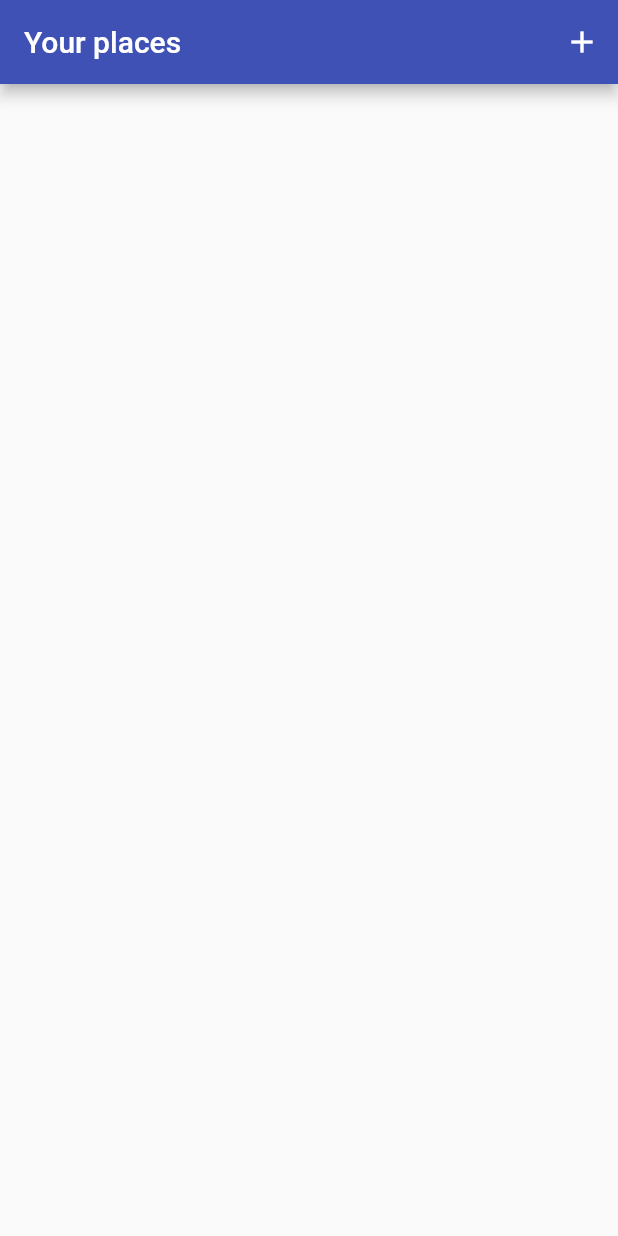
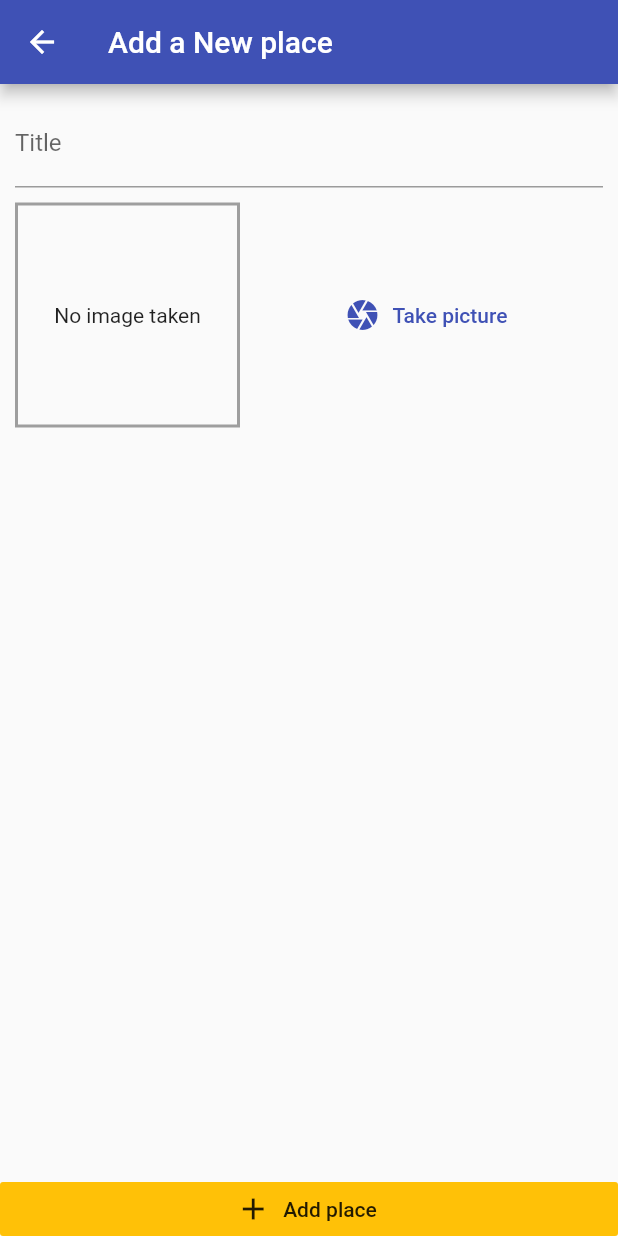
Before and after one commit to catalinvunvulea/GreatPlacesApp, a Flutter app: the screen it shows after launch, after a tap on the "add" icon, on a phone screen of 412 x 824 dp. Run offline on Flutter 3.47's test engine with Material 2 defaults, Android fonts, the phone set to English and light mode, and no system bars.

Commit message:
Adding the 'Add Place'Screen and an immage input

```diff
--- a/lib/main.dart
+++ b/lib/main.dart
@@ -1,6 +1,9 @@
+import 'package:GreatPlacesApp/providers/great_places.dart';
 import 'package:flutter/material.dart';
+import 'package:provider/provider.dart';
 
 import './screens/places_lists_screen.dart';
+import './screens/add_place_screen.dart';
 
 void main() {
   runApp(MyApp());
@@ -10,26 +13,20 @@ class MyApp extends StatelessWidget {
   // This widget is the root of your application.
   @override
   Widget build(BuildContext context) {
-    return MaterialApp(
+    return ChangeNotifierProvider(
+      create: (ctx) => GreatPlaces(),
+      child: MaterialApp(
         title: 'Great Places',
         theme: ThemeData(
-        // This is the theme of your application.
-        //
-        // Try running your application with "flutter run". You'll see the
-        // application has a blue toolbar. Then, without quitting the app, try
-        // changing the primarySwatch below to Colors.green and then invoke
-        // "hot reload" (press "r" in the console where you ran "flutter run",
-        // or simply save your changes to "hot reload" in a Flutter IDE).
-        // Notice that the counter didn't reset back to zero; the application
-        // is not restarted.
           primarySwatch: Colors.indigo,
           accentColor: Colors.amber,
-        // This makes the visual density adapt to the platform that you run
-        // the app on. For desktop platforms, the controls will be smaller and
-        // closer together (more dense) than on mobile platforms.
           visualDensity: VisualDensity.adaptivePlatformDensity,
         ),
         home: PlacesListScreen(),
+        routes: {
+          AddPlaceScreen.routeName: (ctx) => AddPlaceScreen(),
+        },
+      ),
     );
   }
 }
--- a/lib/providers/great_places.dart
+++ b/lib/providers/great_places.dart
@@ -0,0 +1,13 @@
+import 'package:flutter/foundation.dart';
+
+import '../models/place.dart';
+
+class GreatPlaces with ChangeNotifier {
+
+  List<Place> _items = [];
+
+  List<Place> get items {
+    return [..._items]; //return a copy of the items
+  }
+
+}
--- /dev/null
+++ b/lib/screens/add_place_screen.dart
@@ -0,0 +1,57 @@
+import 'package:GreatPlacesApp/widgets/image_input.dart';
+import 'package:flutter/material.dart';
+
+class AddPlaceScreen extends StatefulWidget {
+  AddPlaceScreen({Key key}) : super(key: key);
+
+  static const routeName = '/add-place';
+
+  @override
+  _AddPlaceScreenState createState() => _AddPlaceScreenState();
+}
+
+class _AddPlaceScreenState extends State<AddPlaceScreen> {
+
+  final _titleController = TextEditingController();
+
+  @override
+  Widget build(BuildContext context) {
+    return Scaffold(
+      appBar: AppBar(
+        title: Text('Add a New place'),
+      ),
+      body: Column(
+        // mainAxisAlignment: MainAxisAlignment.spaceBetween,
+        crossAxisAlignment: CrossAxisAlignment.stretch,
+        children: <Widget>[
+          Expanded(
+            child: SingleChildScrollView(
+              child: Padding(
+                padding: EdgeInsets.all(10 ),
+                child: Column(
+                  children: <Widget>[
+                    TextField(
+                      decoration: InputDecoration(labelText: 'Title'),
+                      controller: _titleController,
+                    ),
+                    SizedBox(height: 10),
+                    ImageInput()
+                  ],
+                ),
+              ),
+            ),
+          ),
+          RaisedButton.icon(
+            onPressed: () {},
+            icon: Icon(Icons.add),
+            label: Text('Add place'),
+            elevation: 0,
+            materialTapTargetSize: MaterialTapTargetSize
+                .shrinkWrap, //remove the small padding that the button has, at the bottom
+            color: Theme.of(context).accentColor,
+          ),
+        ],
+      ),
+    );
+  }
+}
--- a/lib/screens/places_lists_screen.dart
+++ b/lib/screens/places_lists_screen.dart
@@ -1,4 +1,6 @@
 import 'package:flutter/material.dart';
+
+import 'add_place_screen.dart';
 
 class PlacesListScreen extends StatelessWidget {
   const PlacesListScreen({Key key}) : super(key: key);
@@ -11,11 +13,13 @@ class PlacesListScreen extends StatelessWidget {
         actions: <Widget>[
           IconButton(
             icon: Icon(Icons.add),
-            onPressed: () {},
-            enableFeedback: true,
+            onPressed: () {
+              Navigator.of(context).pushNamed(AddPlaceScreen.routeName);
+            },
           )
         ],
       ),
+      body: Center(child: CircularProgressIndicator(),),
     );
   }
 }
--- /dev/null
+++ b/lib/widgets/image_input.dart
@@ -0,0 +1,52 @@
+import 'dart:io'; //to use data stored on device
+
+import 'package:flutter/material.dart';
+
+class ImageInput extends StatefulWidget {
+  ImageInput({Key key}) : super(key: key);
+
+  @override
+  _ImageInputState createState() => _ImageInputState();
+}
+
+class _ImageInputState extends State<ImageInput> {
+  File _storedImage;
+  @override
+  Widget build(BuildContext context) {
+    return Row(
+      children: <Widget>[
+        Container(
+          width: 150,
+          height: 150,
+          decoration: BoxDecoration(
+            border: Border.all(
+              width: 2,
+              color: Colors.grey,
+            ),
+          ),
+          child: _storedImage != null
+              ? Image.file(
+                  //Image.file to acces image stored on the device
+                  _storedImage,
+                  fit: BoxFit.cover,
+                  width: double.infinity,
+                )
+              : Text(
+                  'No image taken',
+                  textAlign: TextAlign.center,
+                ),
+          alignment: Alignment.center,
+        ),
+        SizedBox(width: 10),
+        Expanded(
+            child: FlatButton.icon(
+              icon: Icon(Icons.camera),
+              label: Text('Take picture'),
+              textColor: Theme.of(context).primaryColor,
+
+          onPressed: () {},
+        )),
+      ],
+    );
+  }
+}
```
Also changed, not shown: lib/screens/add_palce_screen.dart (deleted). Lines whose indentation alone changed are shown as unchanged.
